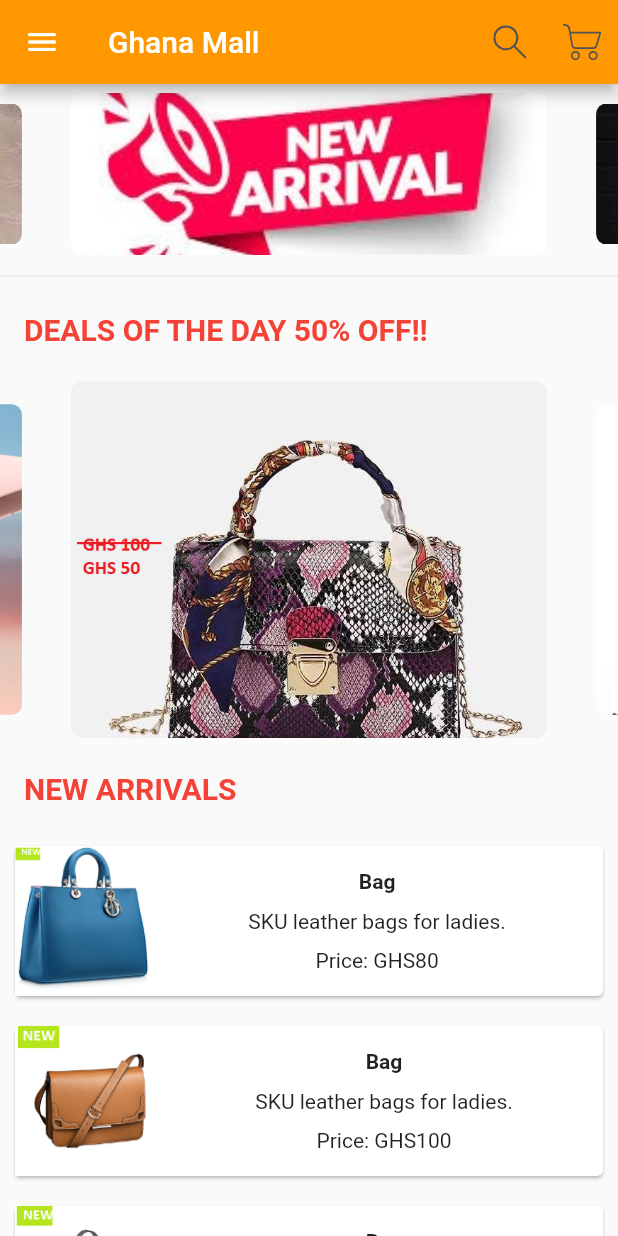
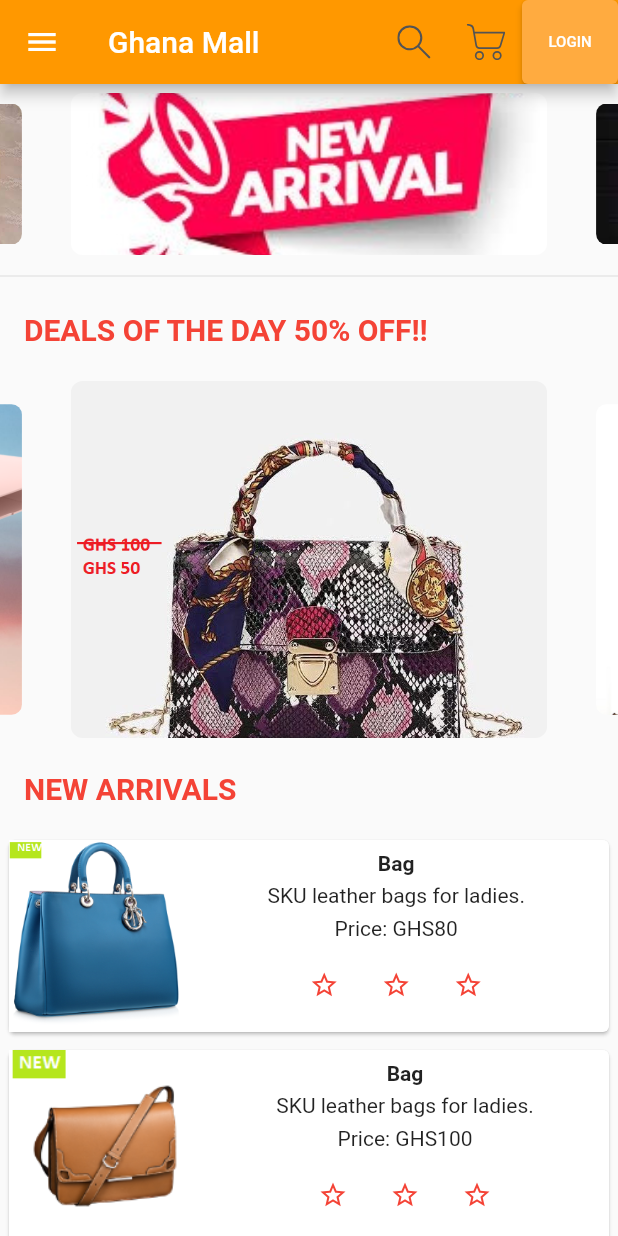
Before and after one commit to JojoDom/Flutter-applications, a Flutter app: the screen it shows after launch, on a phone screen of 412 x 824 dp. Run offline on Flutter 3.47's test engine with Material 2 defaults, Android fonts, the phone set to English and light mode, and no system bars; drawn by our look-alikes of carousel_slider; our stand-ins replace flutter_svg.

Commit message:
added LoginPage

```diff
--- a/flutter_application_1/lib/screens/home/home_screen.dart
+++ b/flutter_application_1/lib/screens/home/home_screen.dart
@@ -3,7 +3,7 @@
 import 'package:flutter/material.dart';
 import 'package:flutter_svg/svg.dart';
 import 'package:flutter_application_1/constants.dart';
-//
+import 'package:flutter_application_1/screens/UserProfile/sign_up.dart';
 import  'package:flutter_application_1/screens/home/body.dart';
 class MyHomePage extends StatelessWidget {
   const MyHomePage ({Key? key, required this.title}) : super (key: key);
@@ -32,6 +32,19 @@ return Scaffold (
           ),
           onPressed: () {},
         ),
+        ElevatedButton(
+
+           style: ElevatedButton.styleFrom(
+                    padding: const EdgeInsets.all(16),
+                    primary: Colors.orangeAccent
+           ),
+          child: Text('LOGIN',
+          style: TextStyle(color: Colors.white, fontSize:10)
+          ),
+          onPressed: ()  {
+            Navigator.push(context, MaterialPageRoute(builder:(context)=> const SignUpPage()),);
+          },
+           )
         ]
       ),
       body: Body(),
--- a/flutter_application_1/lib/screens/home/newarrivals.dart
+++ b/flutter_application_1/lib/screens/home/newarrivals.dart
@@ -1,4 +1,4 @@
-// ignore_for_file: prefer_const_constructors
+// ignore_for_file: prefer_const_constructors, prefer_const_literals_to_create_immutables,, avoid_print
 
 import 'package:flutter/material.dart';
 
@@ -13,8 +13,8 @@ final int price;
   @override
   Widget build(BuildContext context){
     return Container(
-      padding : EdgeInsets.all(6),
-      height: 120,
+      padding : EdgeInsets.all(2),
+      height: 140,
       child : Card(
         child: Row(
           mainAxisAlignment: MainAxisAlignment.spaceEvenly,
@@ -22,7 +22,7 @@ final int price;
             Image.asset('assets/images/'+ image),
             Expanded (
               child:Container(
-                padding:EdgeInsets.all(5),
+                padding:EdgeInsets.all(2),
                 child: Column(
                   mainAxisAlignment: MainAxisAlignment.spaceEvenly,
                   children : <Widget>[
@@ -30,6 +30,7 @@ final int price;
                       name , style:TextStyle(fontWeight:FontWeight.bold)),
                       Text(description),
                       Text('Price: GHS' + price.toString()),
+                      RatingBox(),
                   ]
                 )
               )
@@ -43,3 +44,84 @@ final int price;
     );
 
 }}
+
+// ignore: use_key_in_widget_constructors
+class RatingBox extends StatefulWidget{
+@override
+_RatingBoxState createState() => _RatingBoxState();
+
+}
+
+class _RatingBoxState extends State<RatingBox> {
+  int _rating = 0;
+
+  void _setRatingAsOne() {
+setState( () {
+_rating = 1;
+});
+}
+
+void _setRatingAsTwo() {
+setState( () {
+_rating = 2;
+});
+}
+
+void _setRatingAsThree() {
+setState( () {
+_rating = 3;
+});
+}
+
+
+  // ignore: annotate_overrides
+  Widget build(BuildContext context){
+  double _size = 20;
+  print(_rating);
+
+  return Row(
+    mainAxisAlignment: MainAxisAlignment.end,
+    crossAxisAlignment: CrossAxisAlignment.end,
+    mainAxisSize: MainAxisSize.min,
+
+    children:<Widget> [
+      Container(
+        padding: EdgeInsets.all(0),
+          child: IconButton(
+icon: (_rating >= 1 ? Icon(Icons.star, size: _size,) :
+Icon(Icons.star_border, size: _size,)),
+color: Colors.red[500],
+onPressed : _setRatingAsOne,
+iconSize: _size,
+),
+
+      ),
+        Container(
+        padding: EdgeInsets.all(0),
+          child: IconButton(
+icon: (_rating >= 2 ? Icon(Icons.star, size: _size,) :
+Icon(Icons.star_border, size: _size,)),
+color: Colors.red[500],
+onPressed : _setRatingAsTwo,
+iconSize: _size,
+),
+        ),
+
+  Container(
+        padding: EdgeInsets.all(0),
+          child: IconButton(
+icon: (_rating >= 3 ? Icon(Icons.star, size: _size,) :
+Icon(Icons.star_border, size: _size,)),
+color: Colors.red[500],
+onPressed : _setRatingAsThree,
+iconSize: _size,
+),
+
+      ),
+
+
+
+    ]
+  );
+}
+}
```
Also changed, not shown: flutter_application_1/lib/screens/UserProfile/sign_up.dart (added, +38 -0 lines).
